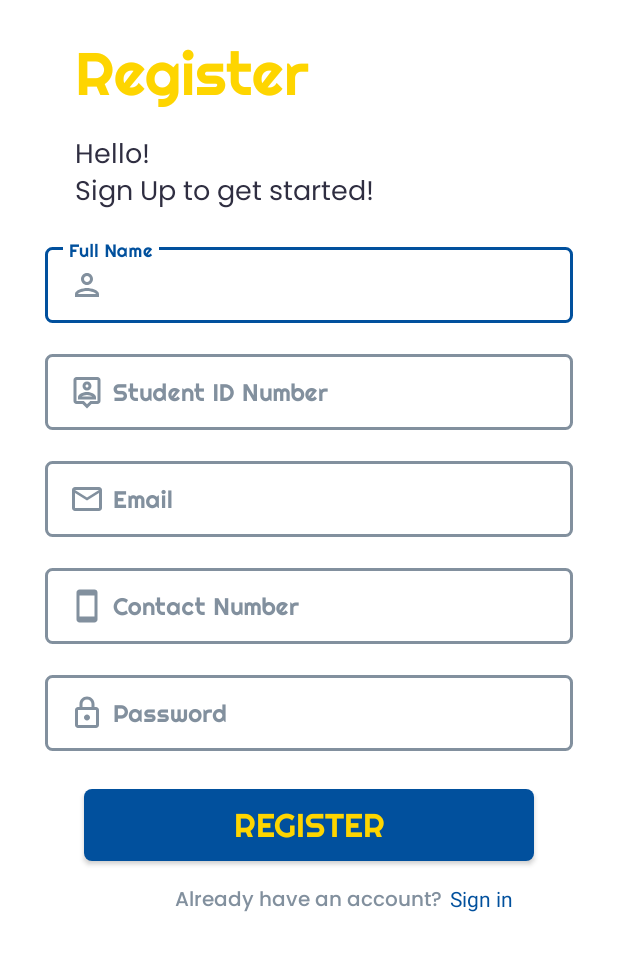
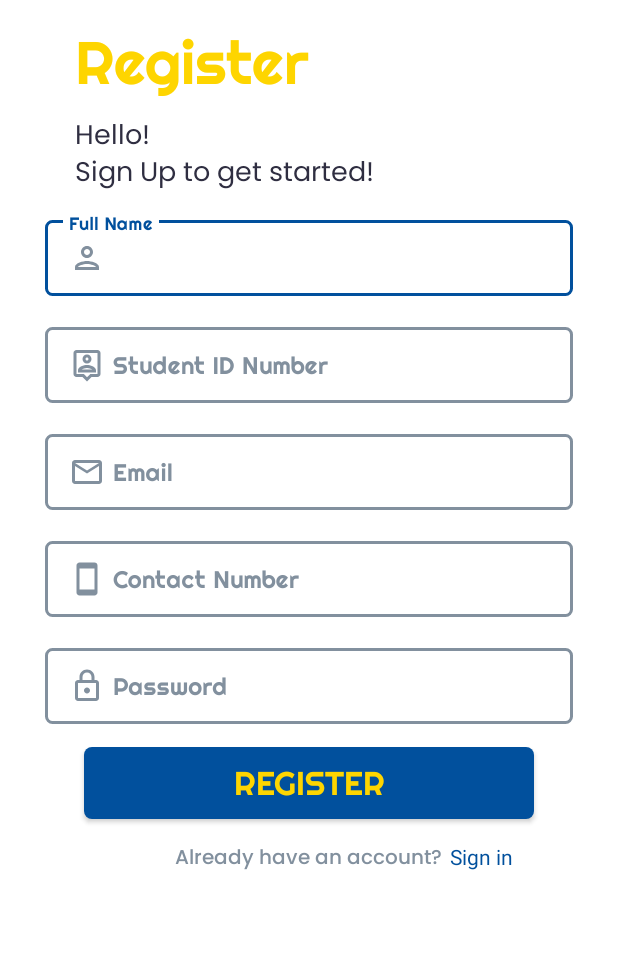
Before and after one commit to 3-BCSAD-Group-6/HeronSafeMobileApp, an Android app: the RegistrationActivity screen opened directly, with no data from a screen before it, on a phone screen of 412 x 824 dp, the part 113-1084 px from its top. Run offline under Robolectric (Android 15) with nearby library versions, the phone set to English and light mode, and no system bars; libraries missing offline, so code that uses them is left out: com.vishnusivadas.advanced_httpurlconnection.

Commit message:
Register - working

```diff
--- a/app/src/main/AndroidManifest.xml
+++ b/app/src/main/AndroidManifest.xml
@@ -2,8 +2,10 @@
 <manifest xmlns:android="http://schemas.android.com/apk/res/android"
     package="com.example.heronsafeapp">
 
+    <uses-permission android:name="android.permission.INTERNET"/>
     <application
         android:allowBackup="true"
+        android:usesCleartextTraffic="true"
         android:icon="@mipmap/ic_launcher"
         android:label="@string/app_name"
         android:roundIcon="@mipmap/ic_launcher_round"
--- a/app/src/main/java/com/example/heronsafeapp/LoginActivity.java
+++ b/app/src/main/java/com/example/heronsafeapp/LoginActivity.java
@@ -8,8 +8,7 @@ import android.view.View;
 import android.widget.ImageButton;
 
 public class LoginActivity extends AppCompatActivity {
-    ImageButton btnBack;
-
+ImageButton btnBack;
     @Override
     protected void onCreate(Bundle savedInstanceState) {
         super.onCreate(savedInstanceState);
@@ -22,6 +21,7 @@ public class LoginActivity extends AppCompatActivity {
             public void onClick(View v) {
                 Intent b = new Intent(LoginActivity.this, StartUp.class);
                 startActivity(b);
+                finish();
             }
         });
     }
--- a/app/src/main/java/com/example/heronsafeapp/RegistrationActivity.java
+++ b/app/src/main/java/com/example/heronsafeapp/RegistrationActivity.java
@@ -4,24 +4,107 @@ import androidx.appcompat.app.AppCompatActivity;
 
 import android.content.Intent;
 import android.os.Bundle;
+import android.os.Handler;
+import android.os.Looper;
 import android.view.View;
+import android.widget.Button;
 import android.widget.ImageButton;
+import android.widget.ProgressBar;
+import android.widget.TextView;
+import android.widget.Toast;
+
+import com.google.android.material.textfield.TextInputEditText;
+import com.vishnusivadas.advanced_httpurlconnection.PutData;
 
 public class RegistrationActivity extends AppCompatActivity {
-ImageButton btnBack;
+ImageButton btnBack2;
+TextInputEditText etFullname, etStudentID, etEmail, etPassword, etContactNum;
+Button btnRegister;
+TextView tvSignin;
+ProgressBar progressBar;
     @Override
     protected void onCreate(Bundle savedInstanceState) {
         super.onCreate(savedInstanceState);
         setContentView(R.layout.activity_registration);
 
-        btnBack = findViewById(R.id.btnBackLogin);
+        btnBack2 = findViewById(R.id.btnBackRegistration);
 
-        btnBack.setOnClickListener(new View.OnClickListener() {
+        etFullname = findViewById(R.id.etRegisterFName);
+        etStudentID = findViewById(R.id.etRegisterStudentID);
+        etEmail = findViewById(R.id.etRegisterEmail);
+        etPassword = findViewById(R.id.etRegisterPassword);
+        etContactNum = findViewById(R.id.etRegisterContactNum);
+
+        btnRegister = findViewById(R.id.btnRegister);
+
+        tvSignin = findViewById(R.id.tvSignIn);
+
+        progressBar = findViewById(R.id.progressBarRegister);
+
+        btnBack2.setOnClickListener(new View.OnClickListener() {
             @Override
             public void onClick(View v) {
-                Intent b = new Intent(RegistrationActivity.this, StartUp.class);
-                startActivity(b);
+                Intent c = new Intent(RegistrationActivity.this, StartUp.class);
+                startActivity(c);
+                finish();
             }
         });
+
+        btnRegister.setOnClickListener(new View.OnClickListener() {
+            @Override
+            public void onClick(View v) {
+                String student_id, email, password, fullname, contact_number;
+
+                student_id = String.valueOf(etStudentID.getText());
+                email = String.valueOf(etEmail.getText());
+                password = String.valueOf(etPassword.getText());
+                fullname = String.valueOf(etFullname.getText());
+                contact_number = String.valueOf(etContactNum.getText());
+
+                if (!student_id.equals("") && !email.equals("") && !password.equals("") && !fullname.equals("") && !contact_number.equals("")){
+
+                    progressBar.setVisibility(View.VISIBLE);
+                    Handler handler = new Handler(Looper.getMainLooper());
+                    handler.post(new Runnable() {
+                        @Override
+                        public void run() {
+                            String[] field = new String[5];
+                            field[0] = "student_id";
+                            field[1] = "email";
+                            field[2] = "password";
+                            field[3] = "fullname";
+                            field[4] = "contact_number";
+                            //Creating array for data
+                            String[] data = new String[5];
+                            data[0] = student_id;
+                            data[1] = email;
+                            data[2] = password;
+                            data[3] = fullname;
+                            data[4] = contact_number;
+                            PutData putData = new PutData("http://192.168.100.165/heron-safe/signup.php", "POST", field, data);
+                            if (putData.startPut()) {
+                                if (putData.onComplete()) {
+                                    progressBar.setVisibility(View.GONE);
+                                    String result = putData.getResult();
+                                    if(result.equals("Sign Up Success")){
+                                        Toast.makeText(getApplicationContext(), result, Toast.LENGTH_LONG).show();
+                                        Intent intent = new Intent(getApplicationContext(), LoginActivity.class);
+                                        startActivity(intent);
+                                        finish();
+                                    }
+                                    else{
+                                        Toast.makeText(getApplicationContext(), result, Toast.LENGTH_LONG).show();
+                                    }
+                                }
+                            }
+                        }
+                    });
+                }
+                else{
+                    Toast.makeText(getApplicationContext(), "All Fields are Required", Toast.LENGTH_LONG).show();
+                }
+            }
+        });
+
     }
 }
--- a/app/src/main/java/com/example/heronsafeapp/StartUp.java
+++ b/app/src/main/java/com/example/heronsafeapp/StartUp.java
@@ -22,6 +22,7 @@ Button btnLogin, btnRegister;
             public void onClick(View v) {
                 Intent l = new Intent(StartUp.this,LoginActivity.class);
                 startActivity(l);
+                finish();
             }
         });
 
@@ -30,6 +31,7 @@ Button btnLogin, btnRegister;
             public void onClick(View v) {
                 Intent r = new Intent(StartUp.this,RegistrationActivity.class);
                 startActivity(r);
+                finish();
             }
         });
 
--- a/app/src/main/res/layout/activity_login.xml
+++ b/app/src/main/res/layout/activity_login.xml
@@ -37,8 +37,8 @@
         android:layout_width="wrap_content"
         android:layout_height="wrap_content"
         android:layout_below="@id/btnBackLogin"
-        android:layout_marginTop="15dp"
         android:layout_marginStart="50dp"
+        android:layout_marginTop="10dp"
         android:fontFamily="@font/righteous_regular"
         android:text="@string/textLogin"
         android:textColor="@color/yellow"
--- a/app/src/main/res/layout/activity_registration.xml
+++ b/app/src/main/res/layout/activity_registration.xml
@@ -36,8 +36,8 @@
         android:layout_width="wrap_content"
         android:layout_height="wrap_content"
         android:layout_below="@id/btnBackRegistration"
-        android:layout_marginTop="15dp"
         android:layout_marginStart="50dp"
+        android:layout_marginTop="8dp"
         android:fontFamily="@font/righteous_regular"
         android:text="@string/textRegister"
         android:textColor="@color/yellow"
@@ -49,7 +49,7 @@
         android:layout_height="wrap_content"
         android:layout_below="@id/tvRegister"
         android:layout_marginStart="50dp"
-        android:layout_marginTop="15dp"
+        android:layout_marginTop="10dp"
         android:fontFamily="@font/poppins_regular"
         android:gravity="start"
         android:lines="2"
@@ -60,7 +60,7 @@
     <com.google.android.material.textfield.TextInputLayout
         android:id="@+id/txtLayoutFName"
         android:layout_below="@id/tvSubtextRegister"
-        android:layout_marginTop="15dp"
+        android:layout_marginTop="10dp"
         android:layout_width="match_parent"
         android:layout_height="wrap_content"
         android:layout_centerHorizontal="true"
@@ -174,7 +174,7 @@
         android:layout_centerHorizontal="true"
         android:layout_marginStart="30dp"
         android:layout_marginEnd="30dp"
-        android:layout_marginBottom="25dp"
+        android:layout_marginBottom="5dp"
         style="@style/LoginTextInputLayoutStyle"
         app:boxCornerRadiusBottomEnd="5dp"
         app:boxCornerRadiusBottomStart="5dp"
@@ -194,40 +194,49 @@
             android:inputType="textPassword"/>
     </com.google.android.material.textfield.TextInputLayout>
 
+    <ProgressBar
+        android:id="@+id/progressBarRegister"
+        android:layout_width="wrap_content"
+        android:layout_height="35dp"
+        android:visibility="gone"
+        android:layout_below="@id/txtLayoutPassword"
+        android:layout_centerHorizontal="true" />
+
     <androidx.appcompat.widget.AppCompatButton
-        android:id="@+id/btnLogin"
+        android:id="@+id/btnRegister"
         android:layout_width="wrap_content"
         android:layout_height="wrap_content"
-        android:layout_below="@id/txtLayoutPassword"
+        android:layout_below="@id/progressBarRegister"
         android:layout_centerHorizontal="true"
+        android:layout_marginTop="10dp"
+        android:width="300dp"
         android:background="@drawable/btn_startup1"
+        android:fontFamily="@font/righteous_regular"
         android:text="@string/textRegister"
-        android:fontFamily="@font/righteous_regular"
         android:textColor="@color/yellow"
-        android:textSize="22sp"
-        android:width="300dp"/>
+        android:textSize="22sp" />
 
     <TextView
-        android:id="@+id/notAMember"
+        android:id="@+id/alreadyHave"
         android:layout_width="wrap_content"
         android:layout_height="wrap_content"
+        android:layout_below="@id/btnRegister"
+        android:layout_centerHorizontal="true"
+        android:layout_marginTop="15dp"
+        android:fontFamily="@font/poppins_medium"
         android:text="@string/already_have_an_account"
-        android:fontFamily="@font/poppins_medium"
-        android:textSize="13sp"
-        android:layout_marginTop="15dp"
         android:textColor="@color/gray"
-        android:layout_centerHorizontal="true"
-        android:layout_below="@id/btnLogin"/>
+        android:textSize="13sp" />
 
     <TextView
-        android:id="@+id/tvRegisterNow"
+        android:id="@+id/tvSignIn"
         android:layout_width="wrap_content"
         android:layout_height="wrap_content"
-        android:layout_toEndOf="@id/notAMember"
-        android:layout_below="@id/btnLogin"
+        android:layout_below="@id/btnRegister"
+        android:layout_marginStart="5dp"
+        android:layout_marginTop="15dp"
+        android:layout_toEndOf="@id/alreadyHave"
         android:text="@string/sign_in"
-        android:layout_marginStart="5dp"
-        android:textColor="@color/blue"
-        android:layout_marginTop="15dp"/>
+        android:textColor="@color/blue" />
 
 </RelativeLayout>
```
